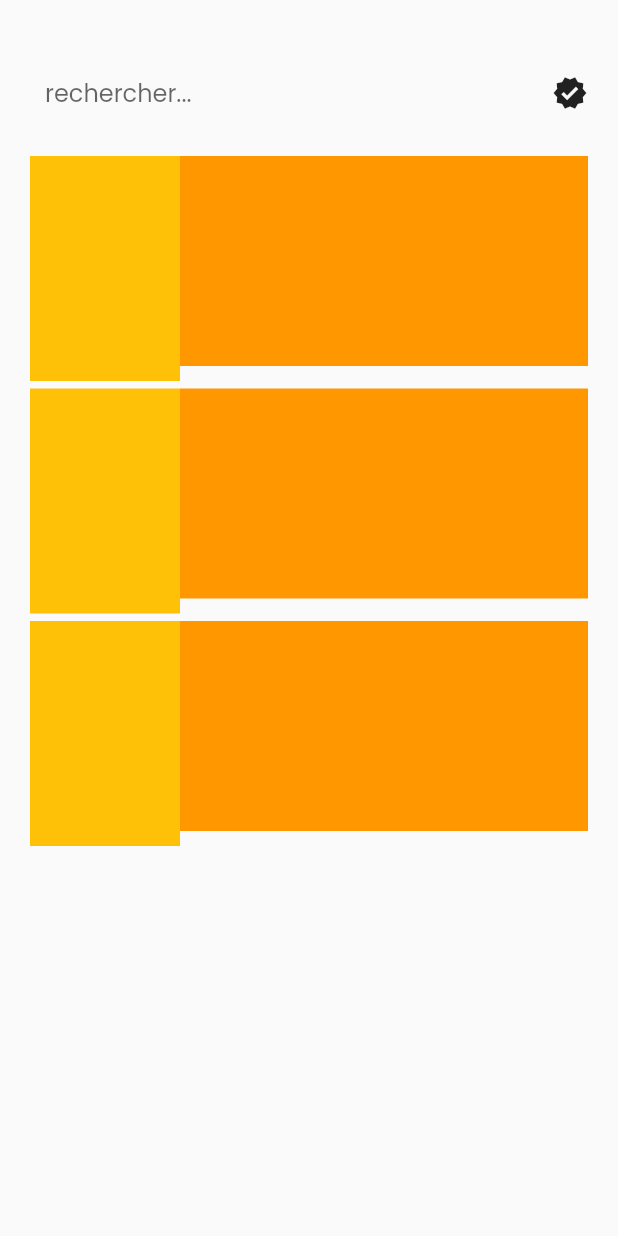
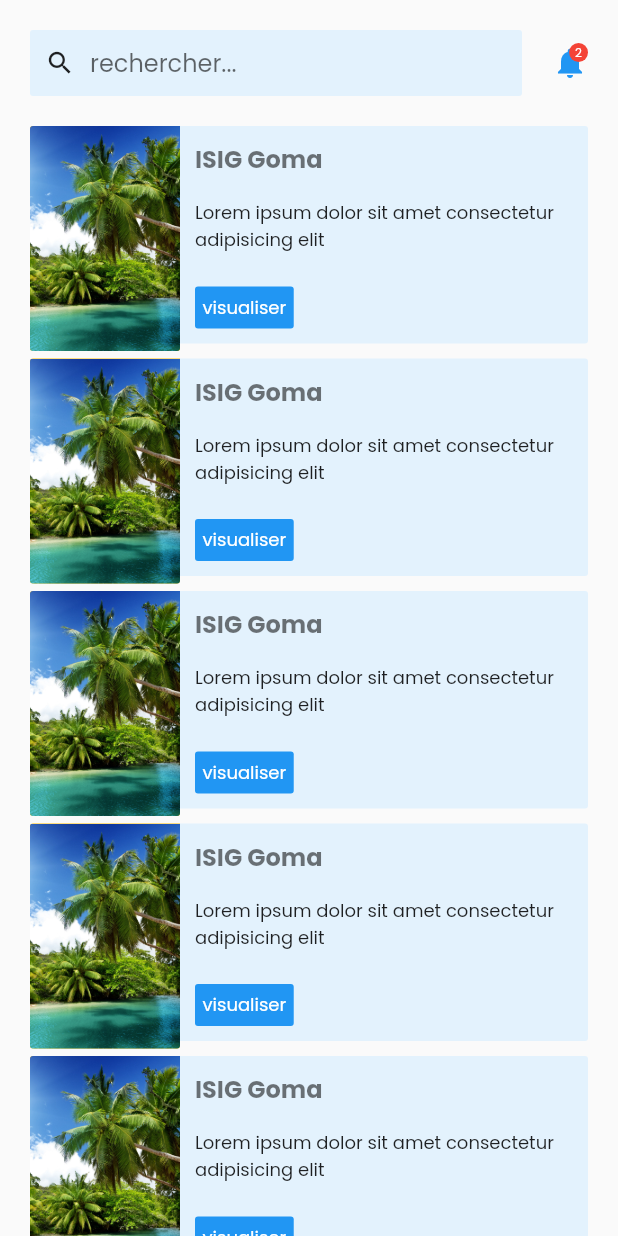
Before and after one commit to Optimus-ged/test_project, a Flutter app: the MissionPage screen opened directly, on a phone screen of 412 x 824 dp. Run offline on Flutter 3.47's test engine with Material 2 defaults, Android fonts, the phone set to English and light mode, and no system bars; our stand-ins replace bloc, equatable, flutter_bloc, fluttertoast, get_it, shared_preferences; accounts and stored records are empty.

Commit message:
Errors fixed when displaying item list

```diff
--- a/lib/ui/screens/mission_page.dart
+++ b/lib/ui/screens/mission_page.dart
@@ -6,49 +6,88 @@ class MissionPage extends StatelessWidget {
   @override
   Widget build(BuildContext context) {
     return Scaffold(
-      // body: Center(
-      //   child: SizedBox(
-      //     height: 80,
-      //     width: 80,
-      //     child: ElevatedButton(
-      //       onPressed: () => Navigator.of(context).push(
-      //         MaterialPageRoute(
-      //           builder: (context) => MissionProcess(),
-      //         ),
-      //       ),
-      //       style:
-      //           ButtonStyle(shape: MaterialStateProperty.all(CircleBorder())),
-      //       child: Text('click'),
-      //     ),
-      //   ),
-      // ),
-      body: Column(
-        children: [_buildSearch(context), _buildItemList()],
+      body: Padding(
+        padding: EdgeInsets.only(top: MediaQuery.of(context).padding.top),
+        child: SingleChildScrollView(
+          child: Column(
+            children: [
+              _buildSearch(context),
+              _buildItemList(),
+            ],
+          ),
+        ),
       ),
     );
   }
 
   Widget _buildSearch(BuildContext context) {
     return Padding(
-      padding: EdgeInsets.only(top: 40, bottom: 20),
+      padding: EdgeInsets.only(top: 20, bottom: 10),
       child: Row(
+        crossAxisAlignment: CrossAxisAlignment.start,
         children: [
           Expanded(
             child: Container(
-              padding: const EdgeInsets.symmetric(vertical: 10, horizontal: 10),
-              // decoration: BoxDecoration(color: Colors.purple),
+              padding: const EdgeInsets.only(bottom: 10),
               child: Padding(
                 padding: const EdgeInsets.only(left: 20),
-                child: TextField(
-                  decoration:
-                      InputDecoration.collapsed(hintText: 'rechercher...'),
+                child: Container(
+                  padding: EdgeInsets.symmetric(horizontal: 10, vertical: 10),
+                  decoration: BoxDecoration(
+                      color: Colors.blue[50],
+                      borderRadius: BorderRadius.circular(2)),
+                  child: Row(
+                    children: [
+                      Container(
+                        child: Icon(
+                          Icons.search,
+                          size: 20,
+                        ),
+                      ),
+                      SizedBox(width: 10),
+                      Expanded(
+                        child: TextField(
+                          decoration: InputDecoration.collapsed(
+                              hintText: 'rechercher...'),
+                        ),
+                      ),
+                    ],
+                  ),
                 ),
               ),
             ),
           ),
           Container(
-            padding: const EdgeInsets.symmetric(vertical: 10, horizontal: 20),
-            child: Icon(Icons.verified),
+            padding: const EdgeInsets.symmetric(horizontal: 20),
+            child: Stack(
+              children: [
+                Padding(
+                  padding: const EdgeInsets.symmetric(vertical: 10),
+                  child: Icon(
+                    Icons.notifications,
+                    color: Colors.blue,
+                  ),
+                ),
+                Positioned(
+                  top: 5,
+                  right: 0,
+                  child: Container(
+                    padding: const EdgeInsets.all(4),
+                    decoration: BoxDecoration(
+                      color: Colors.red,
+                      shape: BoxShape.circle,
+                    ),
+                    child: Text(
+                      '2',
+                      style: TextStyle(
+                        fontSize: 8,
+                        color: Colors.white,
+                      ),
+                    ),
+                  ),
+                )
+              ],
+            ),
           )
         ],
       ),
@@ -63,15 +102,65 @@ class MissionPage extends StatelessWidget {
           Container(
             height: 150,
             width: 100,
-            decoration: BoxDecoration(color: Colors.amber),
+            decoration: BoxDecoration(
+              color: Colors.amber,
+              borderRadius: BorderRadius.only(
+                topLeft: Radius.circular(2),
+                bottomLeft: Radius.circular(2),
+                bottomRight: Radius.circular(2),
+              ),
+              image: DecorationImage(
+                  image: AssetImage('assets/images/paysage.jpg'),
+                  fit: BoxFit.cover),
+            ),
           ),
           Expanded(
             child: Container(
               height: 150,
-              padding: EdgeInsets.only(bottom: 10),
+              padding: EdgeInsets.only(bottom: 5),
               // color: Colors.purple,
               child: Container(
-                color: Colors.orange,
+                padding: const EdgeInsets.all(10),
+                decoration: BoxDecoration(
+                  color: Colors.blue[50],
+                  borderRadius: BorderRadius.only(
+                    topRight: Radius.circular(2),
+                    // bottomLeft: Radius.circular(5),
+                    bottomRight: Radius.circular(2),
+                  ),
+                ),
+                child: Column(
+                  crossAxisAlignment: CrossAxisAlignment.start,
+                  children: [
+                    Text(
+                      'ISIG Goma',
+                      style: TextStyle(
+                        fontWeight: FontWeight.bold,
+                        fontSize: 16,
+                        color: Colors.black54,
+                      ),
+                    ),
+                    SizedBox(height: 15),
+                    Text(
+                      'Lorem ipsum dolor sit amet consectetur adipisicing elit',
+                      style: TextStyle(
+                        fontSize: 12,
+                      ),
+                    ),
+                    Spacer(),
+                    Container(
+                      padding: EdgeInsets.all(5),
+                      decoration: BoxDecoration(
+                        color: Colors.blue,
+                        borderRadius: BorderRadius.circular(2),
+                      ),
+                      child: Text(
+                        'visualiser',
+                        style: TextStyle(fontSize: 12, color: Colors.white),
+                      ),
+                    )
+                  ],
+                ),
               ),
             ),
           ),
@@ -86,6 +175,12 @@ class MissionPage extends StatelessWidget {
         _buildMissionItem(),
         _buildMissionItem(),
         _buildMissionItem(),
+        _buildMissionItem(),
+        _buildMissionItem(),
+        _buildMissionItem(),
+        _buildMissionItem(),
+        _buildMissionItem(),
+        _buildMissionItem(),
       ],
     );
   }
--- a/pubspec.yaml
+++ b/pubspec.yaml
@@ -53,8 +53,8 @@ flutter:
   uses-material-design: true
 
   # To add assets to your application, add an assets section, like this:
-  # assets:
-  #   - images/a_dot_burr.jpeg
+  assets:
+    - assets/images/
   #   - images/a_dot_ham.jpeg
 
   # An image asset can refer to one or more resolution-specific "variants", see
```
Also changed, not shown: assets/images/paysage.jpg (added).
